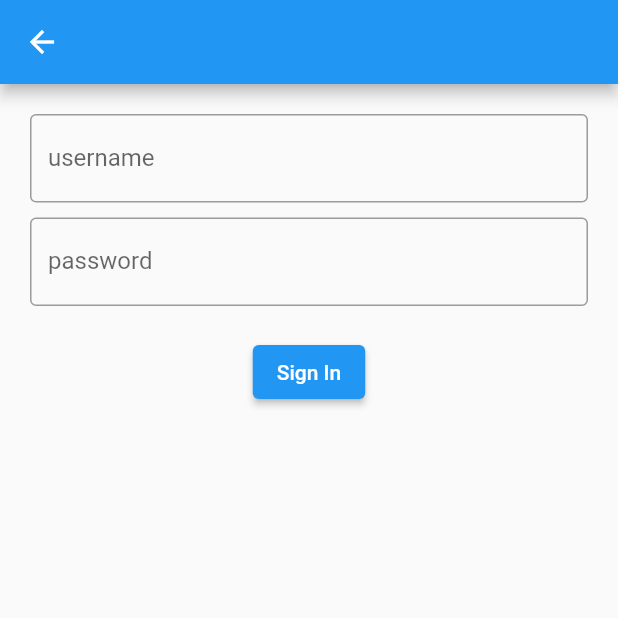
After one commit to darwin-morocho/flutter-avanzado, a Flutter app: the screen it shows after launch, after a tap on "/sign-in", on a phone screen of 412 x 824 dp, the top half of it. The commit adds this screen. Run offline on Flutter 3.47's test engine with Material 2 defaults, Android fonts, the phone set to English and light mode, and no system bars; our stand-ins replace connectivity_plus.

Commit message:
init hooks

```diff
--- a/hooks/lib/main.dart
+++ b/hooks/lib/main.dart
@@ -1,6 +1,14 @@
 import 'package:flutter/material.dart';
 
-import 'views/menu.dart';
+import 'routes.dart';
+import 'views/animated.dart';
+import 'views/connectivity.dart';
+import 'views/counter.dart';
+import 'views/home.dart';
+import 'views/sign_in.dart';
+import 'views/splash.dart';
+import 'views/switcher.dart';
+import 'views/tabs.dart';
 
 void main() {
   runApp(const MyApp());
@@ -22,3 +30,49 @@ class MyApp extends StatelessWidget {
     );
   }
 }
+
+Map<String, WidgetBuilder> get appRoutes {
+  return {
+    Routes.counter: (_) => const CounterView(),
+    Routes.home: (_) => const HomeView(),
+    Routes.splash: (_) => const SplashView(),
+    Routes.switcher: (_) => const SwitcherView(),
+    Routes.tabs: (_) => const TabsView(),
+    Routes.signIn: (_) => const SignInView(),
+    Routes.animated: (_) => const AnimatedView(),
+    Routes.connectivity: (_) => const ConnectivityView(),
+  };
+}
+
+class MenuView extends StatelessWidget {
+  const MenuView({super.key});
+
+  @override
+  Widget build(BuildContext context) {
+    return Scaffold(
+      appBar: AppBar(
+        title: const Text('Flutter Hooks'),
+      ),
+      body: SafeArea(
+        child: ListView(
+          children: [
+            ...appRoutes.entries.map(
+              (e) => ListTile(
+                onTap: () => Navigator.pushNamed(
+                  context,
+                  e.key,
+                ),
+                title: Text(
+                  e.key,
+                  style: const TextStyle(
+                    fontSize: 18,
+                  ),
+                ),
+              ),
+            ),
+          ],
+        ),
+      ),
+    );
+  }
+}
--- a/hooks/lib/routes.dart
+++ b/hooks/lib/routes.dart
@@ -1,7 +1,11 @@
 class Routes {
   Routes._();
+  static const counter = '/counter';
+  static const signIn = '/sign-in';
   static const splash = '/splash';
+  static const switcher = '/switcher';
   static const home = '/home';
   static const connectivity = '/connectivity';
   static const tabs = '/tabs';
+  static const animated = '/animated';
 }
--- a/hooks/lib/views/connectivity.dart
+++ b/hooks/lib/views/connectivity.dart
@@ -50,7 +50,10 @@ class _ConnectivityViewState extends State<ConnectivityView> {
           if (_subscription == null) {
             return const CircularProgressIndicator();
           }
-          return Text(_result.name);
+          return Text(
+            _result.name,
+            style: const TextStyle(fontSize: 25),
+          );
         }(),
       ),
     );
--- a/hooks/lib/views/home.dart
+++ b/hooks/lib/views/home.dart
@@ -1,7 +1,7 @@
 import 'package:flutter/material.dart';
 
 import '../dialogs/confirm.dart';
-import 'menu.dart';
+import '../main.dart';
 
 class HomeView extends StatefulWidget {
   const HomeView({super.key});
--- /dev/null
+++ b/hooks/lib/views/sign_in.dart
@@ -0,0 +1,75 @@
+import 'package:flutter/material.dart';
+
+class SignInView extends StatefulWidget {
+  const SignInView({super.key});
+
+  @override
+  State<SignInView> createState() => _SignInViewState();
+}
+
+class _SignInViewState extends State<SignInView> {
+  String _username = '', _password = '';
+
+  @override
+  Widget build(BuildContext context) {
+    return Scaffold(
+      appBar: AppBar(),
+      body: SafeArea(
+        child: SingleChildScrollView(
+          padding: const EdgeInsets.all(20),
+          child: Form(
+            child: Column(
+              children: [
+                TextFormField(
+                  decoration: const InputDecoration(
+                    label: Text('username'),
+                    border: OutlineInputBorder(),
+                  ),
+                  autovalidateMode: AutovalidateMode.onUserInteraction,
+                  onChanged: (text) => _username = text,
+                  validator: (text) {
+                    text = text?.trim() ?? '';
+                    if (text.isEmpty) {
+                      return 'invalid username';
+                    }
+                    return null;
+                  },
+                ),
+                const SizedBox(height: 10),
+                TextFormField(
+                  decoration: const InputDecoration(
+                    label: Text('password'),
+                    border: OutlineInputBorder(),
+                  ),
+                  autovalidateMode: AutovalidateMode.onUserInteraction,
+                  onChanged: (text) => _password = text,
+                  validator: (text) {
+                    text = text?.trim() ?? '';
+                    if (text.isEmpty) {
+                      return 'invalid password';
+                    }
+                    return null;
+                  },
+                ),
+                const SizedBox(height: 20),
+                Builder(
+                  builder: (context) {
+                    return ElevatedButton(
+                      onPressed: () {
+                        if (Form.of(context)?.validate() ?? false) {
+                          print('_username $_username');
+                          print('_password $_password');
+                        }
+                      },
+                      child: const Text('Sign In'),
+                    );
+                  },
+                ),
+              ],
+            ),
+          ),
+        ),
+      ),
+    );
+  }
+}
--- a/hooks/pubspec.yaml
+++ b/hooks/pubspec.yaml
@@ -38,6 +38,7 @@ dependencies:
   cupertino_icons: ^1.0.2
   flutter_hooks: ^0.18.5+1
   connectivity_plus: ^3.0.2
+  faker: ^2.1.0
 
 dev_dependencies:
   flutter_test:
```
Also changed, not shown: hooks/lib/views/animated.dart (added, +78 -0 lines), hooks/lib/views/counter.dart (added, +33 -0 lines), hooks/lib/views/menu.dart (deleted, +0 -46 lines), hooks/lib/views/search.dart (added, +25 -0 lines), hooks/lib/views/switcher.dart (added, +76 -0 lines), hooks/pubspec.lock.
